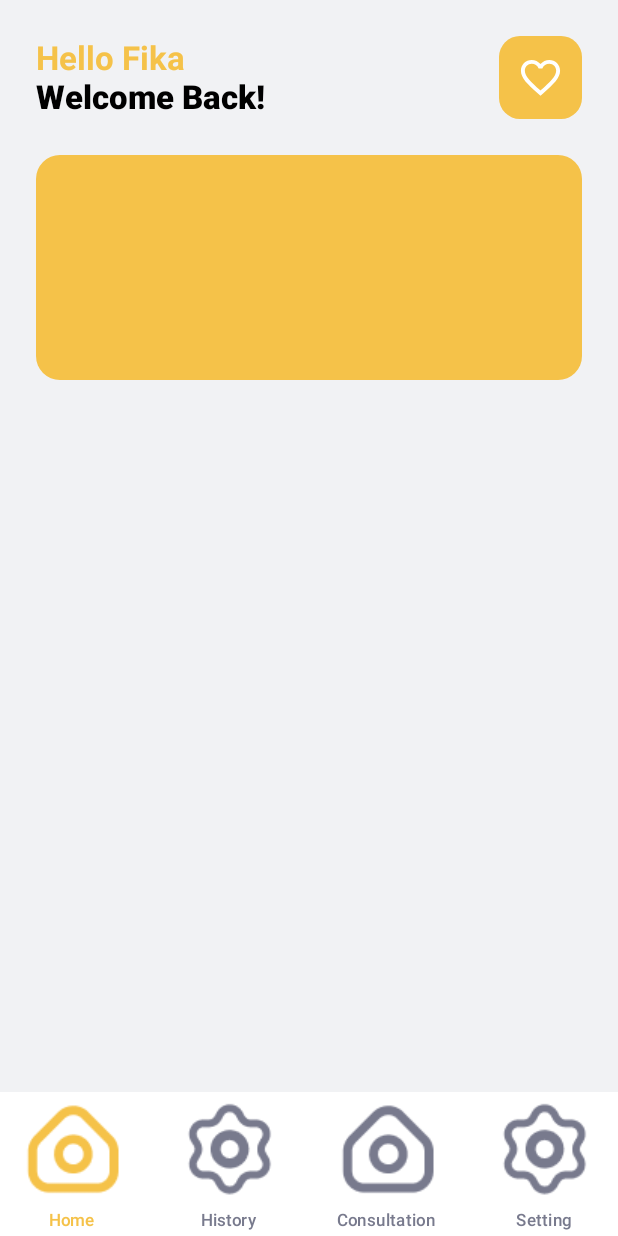
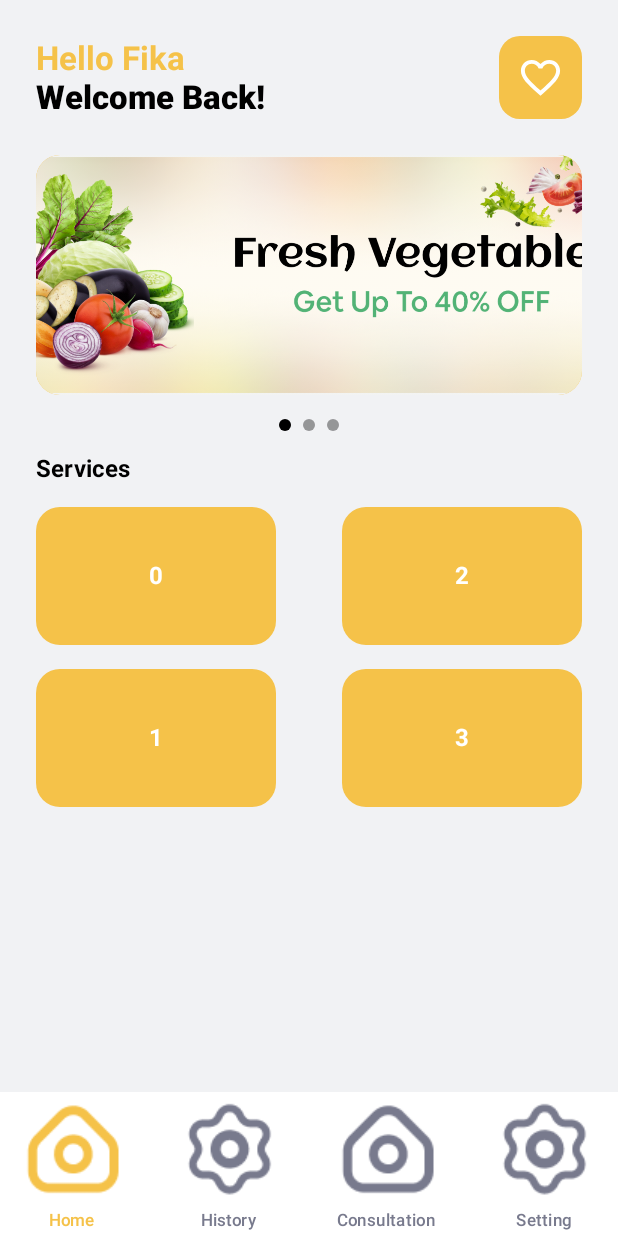
Before and after one commit to devthrivein/mobile, an Android app built with Jetpack Compose: the HomeScreen screen opened through its navigation route, on a phone screen of 412 x 824 dp. Run offline under Robolectric (Android 15) with nearby library versions, the light colour scheme and no system bars; our stand-ins replace accompanist.

Commit message:
CPT-89 #comment Implement UI for Home Screen

```diff
--- a/app/build.gradle.kts
+++ b/app/build.gradle.kts
@@ -81,6 +81,11 @@ dependencies {
     implementation("androidx.compose.ui:ui-text-google-fonts:1.5.4")
 
 
+//    Carousel
+    implementation("com.google.accompanist:accompanist-pager:0.28.0")
+    implementation("com.google.accompanist:accompanist-pager-indicators:0.28.0")
+
+
 //    test
     testImplementation("junit:junit:4.13.2")
     androidTestImplementation("androidx.test.ext:junit:1.1.5")
--- /dev/null
+++ b/app/src/main/java/com/example/thrivein/ui/component/slider/BannerSlider.kt
@@ -0,0 +1,85 @@
+package com.example.thrivein.ui.component.slider
+
+import androidx.compose.foundation.Image
+import androidx.compose.foundation.background
+import androidx.compose.foundation.layout.Box
+import androidx.compose.foundation.layout.Column
+import androidx.compose.foundation.layout.fillMaxSize
+import androidx.compose.foundation.layout.fillMaxWidth
+import androidx.compose.foundation.layout.height
+import androidx.compose.foundation.layout.padding
+import androidx.compose.foundation.shape.RoundedCornerShape
+import androidx.compose.runtime.Composable
+import androidx.compose.runtime.LaunchedEffect
+import androidx.compose.ui.Alignment
+import androidx.compose.ui.Modifier
+import androidx.compose.ui.draw.clip
+import androidx.compose.ui.layout.ContentScale
+import androidx.compose.ui.res.painterResource
+import androidx.compose.ui.unit.dp
+import com.example.thrivein.R
+import com.example.thrivein.ui.theme.Primary
+import com.google.accompanist.pager.ExperimentalPagerApi
+import com.google.accompanist.pager.HorizontalPager
+import com.google.accompanist.pager.HorizontalPagerIndicator
+import com.google.accompanist.pager.rememberPagerState
+import kotlinx.coroutines.delay
+import kotlinx.coroutines.yield
+
+@OptIn(ExperimentalPagerApi::class)
+@Composable
+fun BannerSlider(
+    modifier: Modifier = Modifier,
+) {
+
+    val pagerState = rememberPagerState(initialPage = 0)
+    val imageSlider = listOf(
+        painterResource(id = R.drawable.img_banner1),
+        painterResource(id = R.drawable.img_banner2),
+        painterResource(id = R.drawable.img_banner3)
+    )
+
+    LaunchedEffect(Unit) {
+        while (true) {
+            yield()
+            delay(2600)
+            pagerState.animateScrollToPage(
+                page = (pagerState.currentPage + 1) % (pagerState.pageCount)
+            )
+        }
+    }
+
+    Column {
+        HorizontalPager(
+            count = imageSlider.size,
+            state = pagerState,
+            userScrollEnabled = true,
+            itemSpacing = 16.dp,
+            modifier = modifier
+                .height(160.dp)
+                .fillMaxWidth()
+        ) { page ->
+            Box(
+                modifier = Modifier
+                    .clip(RoundedCornerShape(16.dp))
+                    .background(Primary)
+            ) {
+                Image(
+                    painter = imageSlider[page],
+                    contentDescription = "",
+                    contentScale = ContentScale.Crop,
+                    modifier = Modifier
+                        .fillMaxSize()
+                )
+
+            }
+        }
+
+        HorizontalPagerIndicator(
+            pagerState = pagerState,
+            modifier = Modifier
+                .align(Alignment.CenterHorizontally)
+                .padding(16.dp)
+        )
+    }
+}
--- a/app/src/main/java/com/example/thrivein/ui/screen/home/HomeScreen.kt
+++ b/app/src/main/java/com/example/thrivein/ui/screen/home/HomeScreen.kt
@@ -2,35 +2,49 @@ package com.example.thrivein.ui.screen.home
 
 import android.annotation.SuppressLint
 import androidx.compose.foundation.background
+import androidx.compose.foundation.layout.Arrangement
 import androidx.compose.foundation.layout.Box
 import androidx.compose.foundation.layout.Column
 import androidx.compose.foundation.layout.Spacer
 import androidx.compose.foundation.layout.fillMaxWidth
 import androidx.compose.foundation.layout.height
 import androidx.compose.foundation.layout.padding
+import androidx.compose.foundation.layout.width
+import androidx.compose.foundation.lazy.grid.GridCells
+import androidx.compose.foundation.lazy.grid.LazyHorizontalGrid
 import androidx.compose.foundation.shape.RoundedCornerShape
 import androidx.compose.material3.ExperimentalMaterial3Api
+import androidx.compose.material3.MaterialTheme
 import androidx.compose.material3.Scaffold
+import androidx.compose.material3.Text
 import androidx.compose.runtime.Composable
+import androidx.compose.ui.Alignment
 import androidx.compose.ui.Modifier
-import androidx.compose.ui.draw.clip
+import androidx.compose.ui.graphics.Color
+import androidx.compose.ui.res.stringResource
+import androidx.compose.ui.text.font.FontWeight
 import androidx.compose.ui.tooling.preview.Devices
 import androidx.compose.ui.tooling.preview.Preview
 import androidx.compose.ui.unit.dp
 import androidx.navigation.NavHostController
 import androidx.navigation.compose.rememberNavController
+import com.example.thrivein.R
 import com.example.thrivein.ui.component.header.HomeHeader
 import com.example.thrivein.ui.component.navigation.BottomBarNavigation
+import com.example.thrivein.ui.component.slider.BannerSlider
 import com.example.thrivein.ui.theme.Background
 import com.example.thrivein.ui.theme.Primary
+import com.google.accompanist.pager.ExperimentalPagerApi
 
-@OptIn(ExperimentalMaterial3Api::class)
+@OptIn(ExperimentalMaterial3Api::class, ExperimentalPagerApi::class)
 @SuppressLint("UnusedMaterial3ScaffoldPaddingParameter")
 @Composable
 fun HomeScreen(
     modifier: Modifier = Modifier,
     navHostController: NavHostController,
 ) {
+
+
     Scaffold(
         bottomBar = {
             BottomBarNavigation(navHostController = navHostController)
@@ -47,14 +61,40 @@ fun HomeScreen(
             ) {
                 HomeHeader(username = "Fika", navigateToWaitingList = {})
                 Spacer(modifier = Modifier.height(24.dp))
-                Box(
-                    modifier = Modifier
-                        .fillMaxWidth()
-                        .clip(RoundedCornerShape(16.dp))
-                        .height(150.dp)
-                        .background(color = Primary),
-                ) {
-
+                BannerSlider()
+                Column {
+                    Text(
+                        text = stringResource(R.string.services),
+                        style = MaterialTheme.typography.titleMedium.copy(fontWeight = FontWeight.Bold)
+                    )
+                    Spacer(modifier = Modifier.height(16.dp))
+                    LazyHorizontalGrid(
+                        modifier = Modifier
+                            .height(200.dp)
+                            .fillMaxWidth(),
+                        rows = GridCells.Fixed(2),
+                        verticalArrangement = Arrangement.spacedBy(space = 16.dp),
+                        horizontalArrangement = Arrangement.SpaceBetween,
+                        userScrollEnabled = false,
+                    ) {
+                        items(count = 4) { index ->
+                            Box(
+                                modifier = Modifier
+                                    .width(160.dp)
+                                    .background(
+                                        color = Primary,
+                                        shape = RoundedCornerShape(size = 16.dp)
+                                    ),
+                                contentAlignment = Alignment.Center
+                            ) {
+                                Text(
+                                    text = "$index",
+                                    color = Color.White,
+                                    fontWeight = FontWeight.Bold
+                                )
+                            }
+                        }
+                    }
                 }
             }
         }
--- a/app/src/main/res/values/strings.xml
+++ b/app/src/main/res/values/strings.xml
@@ -32,4 +32,5 @@
     <string name="welcome_back">Welcome Back!</string>
     <string name="waiting_list">Waiting List</string>
     <string name="hello">Hello %1$s</string>
+    <string name="services">Services</string>
 </resources>
```
Also changed, not shown: app/src/main/res/drawable/img_banner1.png (added), app/src/main/res/drawable/img_banner2.png (added), app/src/main/res/drawable/img_banner3.png (added).
